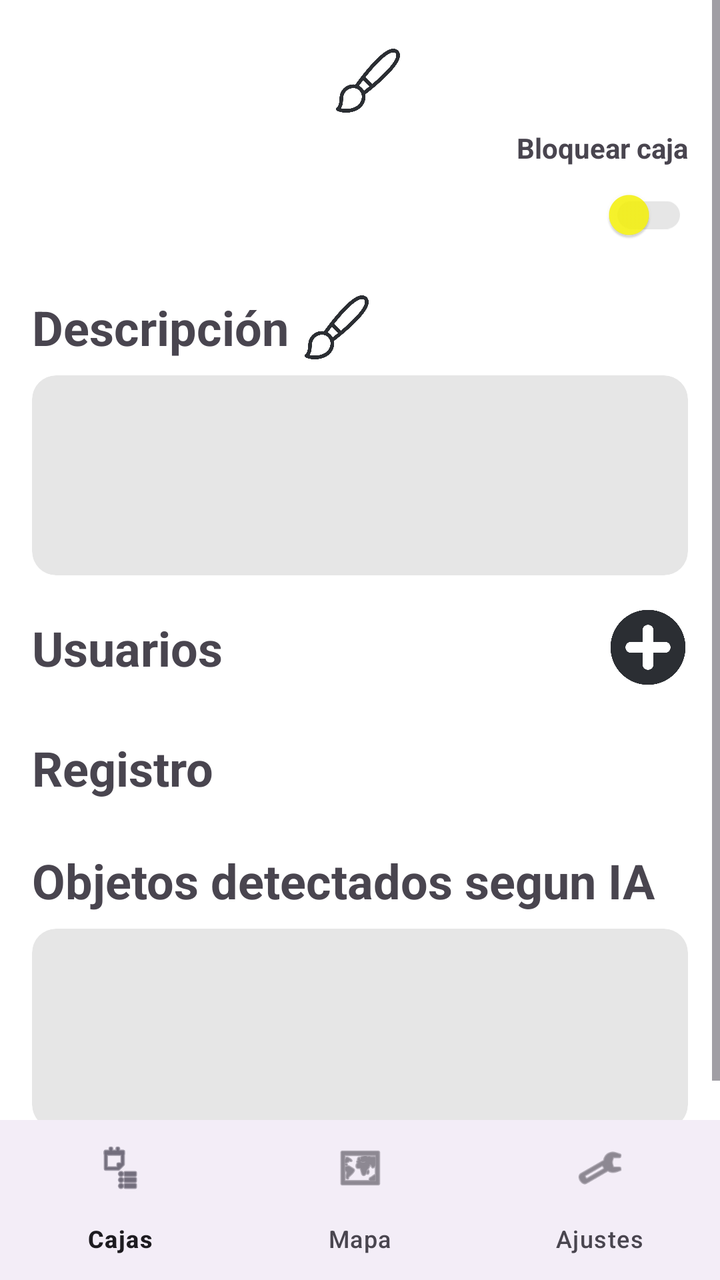
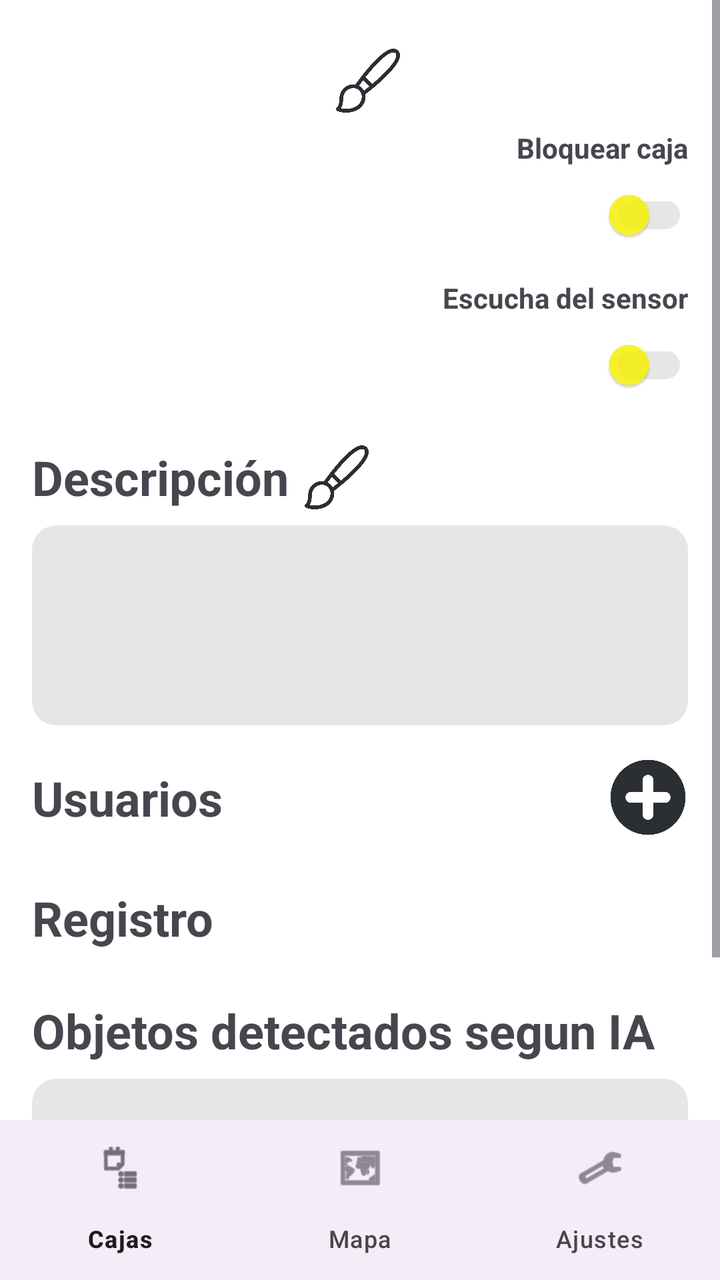

An Android layout rendered at two revisions. The XML below is the earlier revision; the diff shows what the commit changed to produce the second picture.
<!-- AndroidManifest.xml: application theme Theme.ProyeIoT -->
<!-- res/layout/activity_caja.xml -->
<?xml version="1.0" encoding="utf-8"?>
<androidx.constraintlayout.widget.ConstraintLayout xmlns:android="http://schemas.android.com/apk/res/android"
    xmlns:app="http://schemas.android.com/apk/res-auto"
    android:id="@+id/main"
    android:layout_width="match_parent"
    android:layout_height="match_parent">

    <ScrollView
        android:id="@+id/scrollCaja"
        android:layout_width="0dp"
        android:layout_height="0dp"
        app:layout_constraintBottom_toTopOf="@id/bottomNav"
        app:layout_constraintEnd_toEndOf="parent"
        app:layout_constraintStart_toStartOf="parent"
        app:layout_constraintTop_toTopOf="parent">

        <androidx.constraintlayout.widget.ConstraintLayout
            android:layout_width="match_parent"
            android:layout_height="wrap_content"
            android:padding="16dp">

            <TextView
                android:id="@+id/tvNombreCaja"
                android:layout_width="wrap_content"
                android:layout_height="wrap_content"
                android:gravity="center"
                android:textSize="36sp"
                android:textStyle="bold"
                app:layout_constrainedWidth="true"
                app:layout_constraintEnd_toStartOf="@id/btnEditarNombre"
                app:layout_constraintHorizontal_chainStyle="packed"
                app:layout_constraintStart_toStartOf="parent"
                app:layout_constraintTop_toTopOf="parent" />

            <ImageButton
                android:id="@+id/btnEditarNombre"
                android:layout_width="32dp"
                android:layout_height="32dp"
                android:layout_marginStart="8dp"
                android:background="@android:color/transparent"
                android:contentDescription="Editar nombre"
                android:scaleType="fitCenter"
                android:src="@drawable/icono_pincel"
                app:layout_constraintBottom_toBottomOf="@id/tvNombreCaja"
                app:layout_constraintEnd_toEndOf="parent"
                app:layout_constraintStart_toEndOf="@id/tvNombreCaja"
                app:layout_constraintTop_toTopOf="@id/tvNombreCaja"
                app:tint="@color/fondo_3" />

            
            <TextView
                android:id="@+id/tvBloquearLabel"
                android:layout_width="0dp"
                android:layout_height="wrap_content"
                android:gravity="end"
                android:text="Bloquear caja"
                android:textStyle="bold"
                app:layout_constraintEnd_toEndOf="parent"
                app:layout_constraintStart_toStartOf="parent"
                app:layout_constraintTop_toBottomOf="@id/tvNombreCaja" />

            <androidx.appcompat.widget.SwitchCompat
                android:id="@+id/switchBloquear"
                android:layout_width="0dp"
                android:layout_height="wrap_content"
                android:gravity="end|center_vertical"
                app:layout_constraintEnd_toEndOf="parent"
                app:layout_constraintStart_toStartOf="parent"
                app:layout_constraintTop_toBottomOf="@id/tvBloquearLabel"
                app:thumbTint="@color/boton_fondo"
                app:trackTint="@color/fondo_2" />

            
            <TextView
                android:id="@+id/tvTituloDescripcion"
                android:layout_width="wrap_content"
                android:layout_height="wrap_content"
                android:layout_marginTop="16dp"
                android:text="Descripción"
                android:textSize="24sp"
                android:textStyle="bold"
                app:layout_constraintEnd_toStartOf="@id/btnEditarDescripcion"
                app:layout_constraintHorizontal_bias="0"
                app:layout_constraintHorizontal_chainStyle="packed"
                app:layout_constraintStart_toStartOf="parent"
                app:layout_constraintTop_toBottomOf="@id/switchBloquear" />

            <ImageButton
                android:id="@+id/btnEditarDescripcion"
                android:layout_width="32dp"
                android:layout_height="32dp"
                android:layout_marginStart="8dp"
                android:background="@android:color/transparent"
                android:contentDescription="Editar descripción"
                android:scaleType="fitCenter"
                android:src="@drawable/icono_pincel"
                app:layout_constraintBottom_toBottomOf="@id/tvTituloDescripcion"
                app:layout_constraintEnd_toEndOf="parent"
                app:layout_constraintHorizontal_bias="0"
                app:layout_constraintStart_toEndOf="@id/tvTituloDescripcion"
                app:layout_constraintTop_toTopOf="@id/tvTituloDescripcion"
                app:tint="@color/fondo_3" />

            <com.google.android.material.card.MaterialCardView
                android:id="@+id/cardDescripcion"
                android:layout_width="0dp"
                android:layout_height="wrap_content"
                android:layout_marginTop="8dp"
                app:cardBackgroundColor="@color/fondo_2"
                app:cardCornerRadius="12dp"
                app:cardElevation="0dp"
                app:layout_constraintEnd_toEndOf="parent"
                app:layout_constraintStart_toStartOf="parent"
                app:layout_constraintTop_toBottomOf="@id/tvTituloDescripcion"
                app:strokeWidth="0dp">

                <TextView
                    android:id="@+id/tvDescripcion"
                    android:layout_width="match_parent"
                    android:layout_height="wrap_content"
                    android:minHeight="100dp"
                    android:padding="16dp"
                    android:textColor="@color/texto_cajas" />
            </com.google.android.material.card.MaterialCardView>

            <ImageButton
                android:id="@+id/btnAnadirUsuario"
                android:layout_width="40dp"
                android:layout_height="40dp"
                android:layout_marginTop="16dp"
                android:background="@android:color/transparent"
                android:contentDescription="Añadir usuario"
                android:scaleType="fitCenter"
                android:src="@drawable/icono_anadir"
                app:layout_constraintEnd_toEndOf="parent"
                app:layout_constraintTop_toBottomOf="@id/cardDescripcion"
                app:tint="@color/fondo_3" />

            <TextView
                android:id="@+id/tvTituloUsuarios"
                android:layout_width="0dp"
                android:layout_height="wrap_content"
                android:text="Usuarios"
                android:textSize="24sp"
                android:textStyle="bold"
                app:layout_constraintBottom_toBottomOf="@id/btnAnadirUsuario"
                app:layout_constraintEnd_toStartOf="@id/btnAnadirUsuario"
                app:layout_constraintStart_toStartOf="parent"
                app:layout_constraintTop_toTopOf="@id/btnAnadirUsuario" />

            <com.google.android.material.card.MaterialCardView
                android:id="@+id/cardUsuarios"
                android:layout_width="0dp"
                android:layout_height="wrap_content"
                android:layout_marginTop="8dp"
                app:cardBackgroundColor="@color/fondo_2"
                app:cardCornerRadius="12dp"
                app:cardElevation="0dp"
                app:layout_constraintEnd_toEndOf="parent"
                app:layout_constraintStart_toStartOf="parent"
                app:layout_constraintTop_toBottomOf="@id/btnAnadirUsuario"
                app:strokeWidth="0dp">

                <LinearLayout
                    android:id="@+id/rvUsuarios"
                    android:layout_width="match_parent"
                    android:layout_height="wrap_content"
                    android:orientation="vertical" />
            </com.google.android.material.card.MaterialCardView>

            <TextView
                android:id="@+id/tvTituloRegistro"
                android:layout_width="0dp"
                android:layout_height="wrap_content"
                android:layout_marginTop="16dp"
                android:text="Registro"
                android:textSize="24sp"
                android:textStyle="bold"
                app:layout_constraintEnd_toEndOf="parent"
                app:layout_constraintStart_toStartOf="parent"
                app:layout_constraintTop_toBottomOf="@id/cardUsuarios" />

            <com.google.android.material.card.MaterialCardView
                android:id="@+id/cardRegistro"
                android:layout_width="0dp"
                android:layout_height="wrap_content"
                android:layout_marginTop="8dp"
                app:cardBackgroundColor="@color/fondo_2"
                app:cardCornerRadius="12dp"
                app:cardElevation="0dp"
                app:layout_constraintEnd_toEndOf="parent"
                app:layout_constraintStart_toStartOf="parent"
                app:layout_constraintTop_toBottomOf="@id/tvTituloRegistro"
                app:strokeWidth="0dp">

                <LinearLayout
                    android:id="@+id/rvRegistro"
                    android:layout_width="match_parent"
                    android:layout_height="wrap_content"
                    android:orientation="vertical" />
            </com.google.android.material.card.MaterialCardView>

            <TextView
                android:id="@+id/tvTituloObjetos"
                android:layout_width="0dp"
                android:layout_height="wrap_content"
                android:layout_marginTop="16dp"
                android:text="Objetos detectados segun IA"
                android:textSize="24sp"
                android:textStyle="bold"
                app:layout_constraintEnd_toEndOf="parent"
                app:layout_constraintStart_toStartOf="parent"
                app:layout_constraintTop_toBottomOf="@id/cardRegistro" />

            <com.google.android.material.card.MaterialCardView
                android:id="@+id/cardObjetos"
                android:layout_width="0dp"
                android:layout_height="wrap_content"
                android:layout_marginTop="8dp"
                app:cardBackgroundColor="@color/fondo_2"
                app:cardCornerRadius="12dp"
                app:cardElevation="0dp"
                app:layout_constraintEnd_toEndOf="parent"
                app:layout_constraintStart_toStartOf="parent"
                app:layout_constraintTop_toBottomOf="@id/tvTituloObjetos"
                app:strokeWidth="0dp">

                <TextView
                    android:id="@+id/tvObjetos"
                    android:layout_width="match_parent"
                    android:layout_height="wrap_content"
                    android:minHeight="100dp"
                    android:padding="16dp"
                    android:textColor="@color/texto_cajas" />
            </com.google.android.material.card.MaterialCardView>

        </androidx.constraintlayout.widget.ConstraintLayout>
    </ScrollView>

    <com.google.android.material.bottomnavigation.BottomNavigationView
        android:id="@+id/bottomNav"
        android:layout_width="0dp"
        android:layout_height="wrap_content"
        app:layout_constraintBottom_toBottomOf="parent"
        app:layout_constraintEnd_toEndOf="parent"
        app:layout_constraintStart_toStartOf="parent"
        app:menu="@menu/menu_inferior" />

</androidx.constraintlayout.widget.ConstraintLayout>
<!-- resources referenced by this layout -->
<resources>
  <color name="boton_fondo">@color/color_main</color>
  <color name="fondo_2">#E6E6E6</color>
  <color name="fondo_3">#2B2E33</color>
  <color name="texto_cajas">#000000</color>
  <!-- drawable icono_anadir: png bitmap (drawable, 11934 bytes) -->
  <!-- drawable icono_pincel: png bitmap (drawable, 14274 bytes) -->
  <style name="Theme.ProyeIoT" parent="Base.Theme.ProyeIoT">
          <item name="android:colorBackground">@color/fondo_1</item>
          <item name="android:windowBackground">@color/fondo_1</item>
      </style>
  <color name="color_main">#D6F8F402</color>
  <style name="Base.Theme.ProyeIoT" parent="Theme.Material3.DayNight.NoActionBar">
          <item name="materialButtonStyle">@style/Widget.ProyeIoT.Button</item>
      </style>
  <color name="fondo_1">#FFFFFFFF</color>
  <style name="Widget.ProyeIoT.Button" parent="Widget.Material3.Button">
          <item name="backgroundTint">@color/boton_fondo</item>
          <item name="android:textColor">@color/color_blanco</item>
          <item name="color">@color/color_negro</item>
      </style>
  <color name="color_blanco">#FFFFFF</color>
  <color name="color_negro">#000000</color>
</resources>

<!-- the commit's change to res/layout/activity_caja.xml (unified diff, before → after) -->
@@ -19,6 +19,7 @@
             android:layout_height="wrap_content"
             android:padding="16dp">
 
+            
             <TextView
                 android:id="@+id/tvNombreCaja"
                 android:layout_width="wrap_content"
@@ -72,6 +73,30 @@
 
             
             <TextView
+                android:id="@+id/tvEscuchaLabel"
+                android:layout_width="0dp"
+                android:layout_height="wrap_content"
+                android:layout_marginTop="8dp"
+                android:gravity="end"
+                android:text="Escucha del sensor"
+                android:textStyle="bold"
+                app:layout_constraintEnd_toEndOf="parent"
+                app:layout_constraintStart_toStartOf="parent"
+                app:layout_constraintTop_toBottomOf="@id/switchBloquear" />
+
+            <androidx.appcompat.widget.SwitchCompat
+                android:id="@+id/switchEscucha"
+                android:layout_width="0dp"
+                android:layout_height="wrap_content"
+                android:gravity="end|center_vertical"
+                app:layout_constraintEnd_toEndOf="parent"
+                app:layout_constraintStart_toStartOf="parent"
+                app:layout_constraintTop_toBottomOf="@id/tvEscuchaLabel"
+                app:thumbTint="@color/boton_fondo"
+                app:trackTint="@color/fondo_2" />
+
+            
+            <TextView
                 android:id="@+id/tvTituloDescripcion"
                 android:layout_width="wrap_content"
                 android:layout_height="wrap_content"
@@ -83,7 +108,7 @@
                 app:layout_constraintHorizontal_bias="0"
                 app:layout_constraintHorizontal_chainStyle="packed"
                 app:layout_constraintStart_toStartOf="parent"
-                app:layout_constraintTop_toBottomOf="@id/switchBloquear" />
+                app:layout_constraintTop_toBottomOf="@id/switchEscucha" />
 
             <ImageButton
                 android:id="@+id/btnEditarDescripcion"
